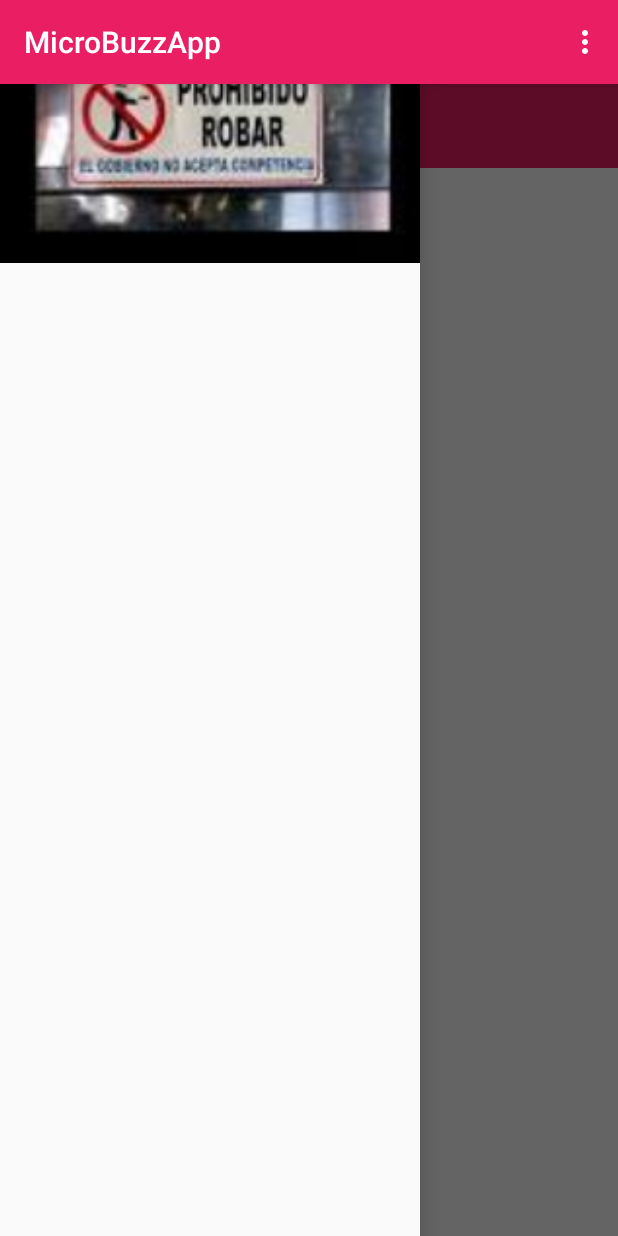
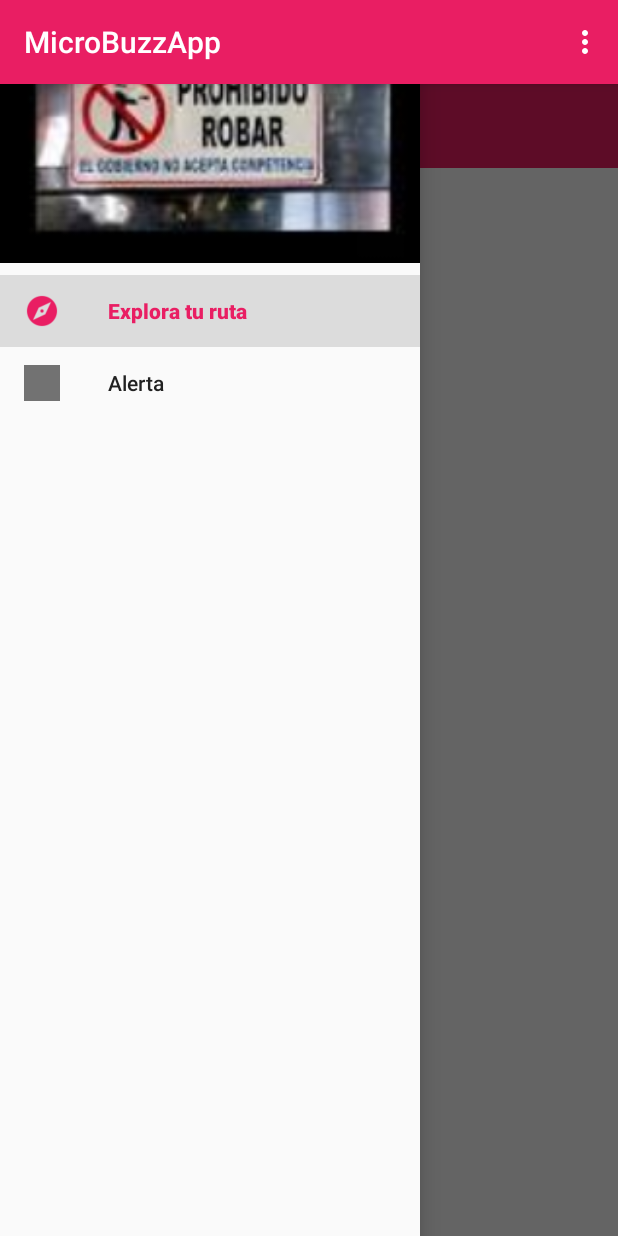
Before and after one commit to DavidMoranchel/MicroBuzz, an Android app: the screen it shows after launch (MainActivity), with the side drawer open, on a phone screen of 412 x 824 dp. Run offline under Robolectric (Android 15) with nearby library versions, the phone set to English and light mode, and no system bars.

Commit message:
Navigation with classes

```diff
--- a/MicroBuzzApp/app/build.gradle
+++ b/MicroBuzzApp/app/build.gradle
@@ -22,4 +22,6 @@ android {
 dependencies {
     compile fileTree(dir: 'libs', include: ['*.jar'])
     compile 'com.android.support:appcompat-v7:23.1.1'
+    compile 'com.android.support:design:23.1.1'
+
 }
--- a/MicroBuzzApp/app/src/main/java/com/example/cruz/microbuzzapp/MainActivity.java
+++ b/MicroBuzzApp/app/src/main/java/com/example/cruz/microbuzzapp/MainActivity.java
@@ -1,7 +1,10 @@
 package com.example.cruz.microbuzzapp;
 
+import android.support.v4.app.FragmentManager;
+import android.os.Bundle;
+import android.support.v4.app.Fragment;
+import android.support.v4.app.FragmentTransaction;
 import android.support.v7.app.AppCompatActivity;
-import android.os.Bundle;
 import android.view.Menu;
 import android.view.MenuItem;
 
@@ -11,6 +14,10 @@ public class MainActivity extends AppCompatActivity {
     protected void onCreate(Bundle savedInstanceState) {
         super.onCreate(savedInstanceState);
         setContentView(R.layout.activity_main);
+        // Dependiendo de la seleccion de usuario Conductor
+        // o usuario peaton remplazamos el fragment.
+        replaceFragment( new PantallaPeaton() );
+        replaceFragment( new PantallaConductor());
     }
 
     @Override
@@ -34,4 +41,10 @@ public class MainActivity extends AppCompatActivity {
 
         return super.onOptionsItemSelected(item);
     }
+    public void replaceFragment(Fragment fragment){
+        FragmentManager fragmentManager = getSupportFragmentManager();
+        FragmentTransaction transaction = fragmentManager.beginTransaction();
+        transaction.replace(R.id.container,fragment);
+        transaction.commit();
+    }
 }
--- /dev/null
+++ b/MicroBuzzApp/app/src/main/java/com/example/cruz/microbuzzapp/PantallaConductor.java
@@ -0,0 +1,16 @@
+package com.example.cruz.microbuzzapp;
+
+import android.support.v4.app.Fragment;
+import android.view.Menu;
+import android.view.MenuInflater;
+
+/**
+ * Created by Cruz on 05/03/2016.
+ */
+public class PantallaConductor extends Fragment {
+    @Override
+    public void onCreateOptionsMenu(Menu menu, MenuInflater inflater) {
+        // super.onCreateOptionsMenu(menu, inflater);
+    }
+
+}
--- /dev/null
+++ b/MicroBuzzApp/app/src/main/java/com/example/cruz/microbuzzapp/PantallaPeaton.java
@@ -0,0 +1,15 @@
+package com.example.cruz.microbuzzapp;
+
+import android.support.v4.app.Fragment;
+import android.view.Menu;
+import android.view.MenuInflater;
+
+/**
+ * Created by Cruz on 05/03/2016.
+ */
+public class PantallaPeaton extends Fragment {
+    @Override
+    public void onCreateOptionsMenu(Menu menu, MenuInflater inflater) {
+        super.onCreateOptionsMenu(menu, inflater);
+    }
+}
--- a/MicroBuzzApp/app/src/main/res/layout/activity_main.xml
+++ b/MicroBuzzApp/app/src/main/res/layout/activity_main.xml
@@ -30,6 +30,6 @@
         android:layout_height="match_parent"
         android:layout_gravity="start"
         app:headerLayout="@layout/header"
-        app:menu="@menu/drawer_menu">
+        app:menu="@menu/menu_drawer">
     </android.support.design.widget.NavigationView>
 </android.support.v4.widget.DrawerLayout>
--- a/MicroBuzzApp/app/src/main/res/layout/header.xml
+++ b/MicroBuzzApp/app/src/main/res/layout/header.xml
@@ -9,6 +9,6 @@
         android:layout_width="match_parent"
         android:layout_height="match_parent"
         android:scaleType="centerCrop"
-        android:src="@drawable/microBusImg"/>
+        android:src="@drawable/micro_bus_img"/>
 
 </LinearLayout>
--- a/MicroBuzzApp/app/src/main/res/menu/menu_drawer.xml
+++ b/MicroBuzzApp/app/src/main/res/menu/menu_drawer.xml
@@ -7,6 +7,11 @@
             android:checked="true"
             android:icon="@drawable/icon_explorar"
             android:title="@string/action_explore" />
+        <item
+            android:id="@+id/action_alert"
+            android:checked="true"
+            android:title="@string/action_alert"
+            />
         <!--
         <item
             android:id="@+id/action_people"
--- a/MicroBuzzApp/app/src/main/res/values/strings.xml
+++ b/MicroBuzzApp/app/src/main/res/values/strings.xml
@@ -4,4 +4,5 @@
     <string name="hello_world">Hello world!</string>
     <string name="action_settings">Settings</string>
     <string name="action_explore">Explora tu ruta</string>
+    <string name="action_alert">Alerta</string>
 </resources>
```
Also changed, not shown: MicroBuzzApp/app/src/main/res/drawable/micro_bus_img.jpg (renamed from MicroBuzzApp/app/src/main/res/drawable/microBusImg.jpg), 1 other file.
